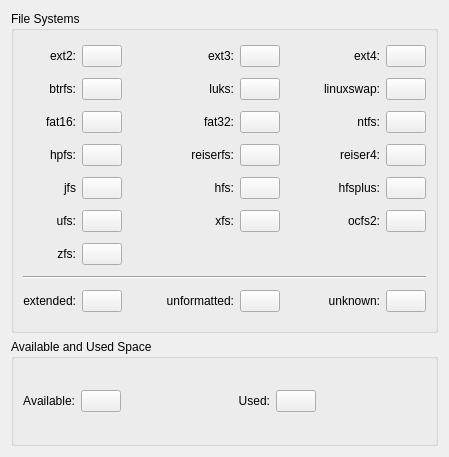
The window that src/config/configurepagefilesystemcolors.ui (KDE/partitionmanager) describes before a commit, drawn with Qt 5.
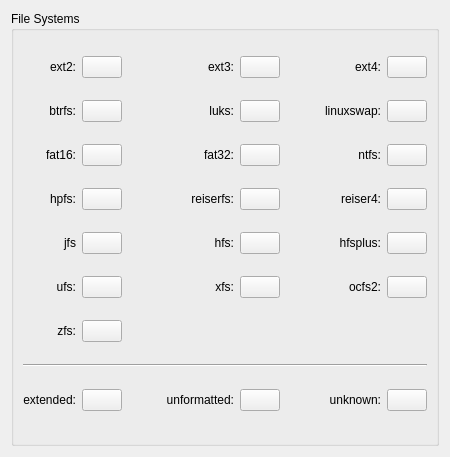
The same window after the commit. Custom widgets are drawn as their Qt base class.

Commit message: remove available and used space colors

Diff of the .ui file:
```diff
--- a/src/config/configurepagefilesystemcolors.ui
+++ b/src/config/configurepagefilesystemcolors.ui
@@ -6,7 +6,7 @@
    <rect>
     <x>0</x>
     <y>0</y>
-    <width>449</width>
+    <width>450</width>
     <height>457</height>
    </rect>
   </property>
@@ -580,79 +580,6 @@
      </layout>
     </widget>
    </item>
-   <item>
-    <widget class="QGroupBox" name="groupBox_2">
-     <property name="sizePolicy">
-      <sizepolicy hsizetype="Preferred" vsizetype="Preferred">
-       <horstretch>0</horstretch>
-       <verstretch>1</verstretch>
-      </sizepolicy>
-     </property>
-     <property name="title">
-      <string>Available and Used Space</string>
-     </property>
-     <layout class="QGridLayout" name="gridLayout">
-      <item row="0" column="0">
-       <widget class="QLabel" name="textLabel_19">
-        <property name="text">
-         <string>Available:</string>
-        </property>
-        <property name="alignment">
-         <set>Qt::AlignRight|Qt::AlignTrailing|Qt::AlignVCenter</set>
-        </property>
-        <property name="wordWrap">
-         <bool>false</bool>
-        </property>
-       </widget>
-      </item>
-      <item row="0" column="1">
-       <widget class="KColorButton" name="kcfg_availableSpaceColorCode"/>
-      </item>
-      <item row="0" column="2">
-       <spacer name="horizontalSpacer_14">
-        <property name="orientation">
-         <enum>Qt::Horizontal</enum>
-        </property>
-        <property name="sizeHint" stdset="0">
-         <size>
-          <width>61</width>
-          <height>21</height>
-         </size>
-        </property>
-       </spacer>
-      </item>
-      <item row="0" column="3">
-       <widget class="QLabel" name="textLabel_18">
-        <property name="text">
-         <string>Used:</string>
-        </property>
-        <property name="alignment">
-         <set>Qt::AlignRight|Qt::AlignTrailing|Qt::AlignVCenter</set>
-        </property>
-        <property name="wordWrap">
-         <bool>false</bool>
-        </property>
-       </widget>
-      </item>
-      <item row="0" column="4">
-       <widget class="KColorButton" name="kcfg_usedSpaceColorCode"/>
-      </item>
-      <item row="0" column="5">
-       <spacer name="horizontalSpacer_13">
-        <property name="orientation">
-         <enum>Qt::Horizontal</enum>
-        </property>
-        <property name="sizeHint" stdset="0">
-         <size>
-          <width>23</width>
-          <height>21</height>
-         </size>
-        </property>
-       </spacer>
-      </item>
-     </layout>
-    </widget>
-   </item>
   </layout>
  </widget>
  <customwidgets>
```
The commit also changes 1 other file.
